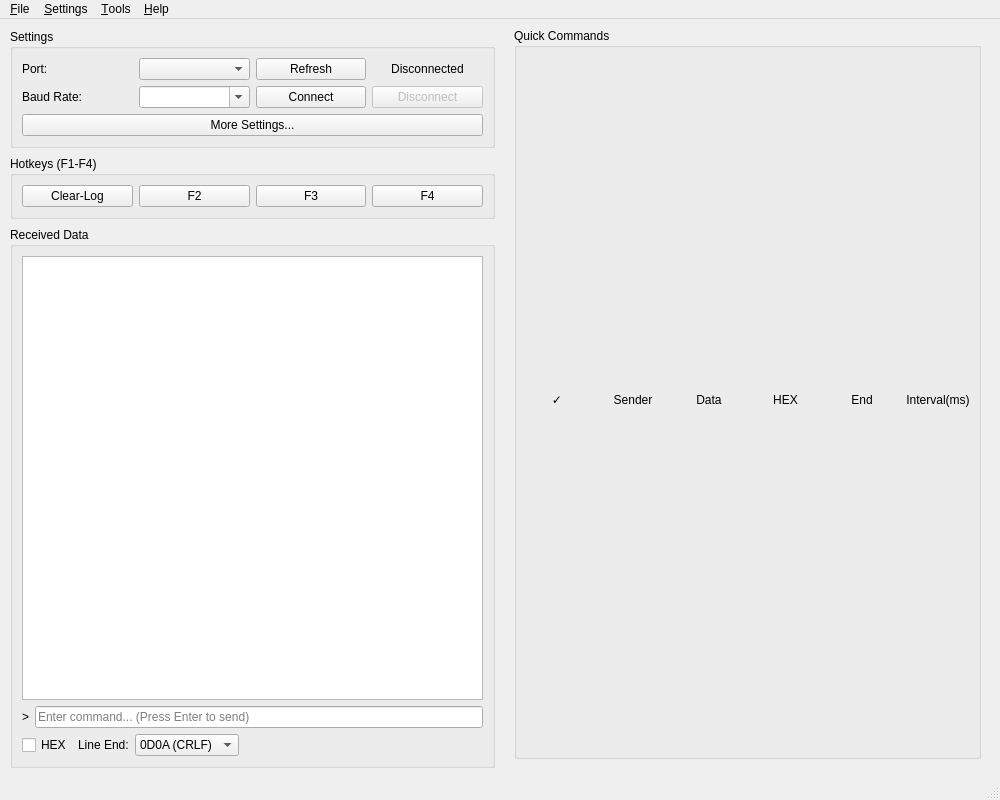
iFishin/SCOM-X, file ui/main_window.ui: the form before one commit.
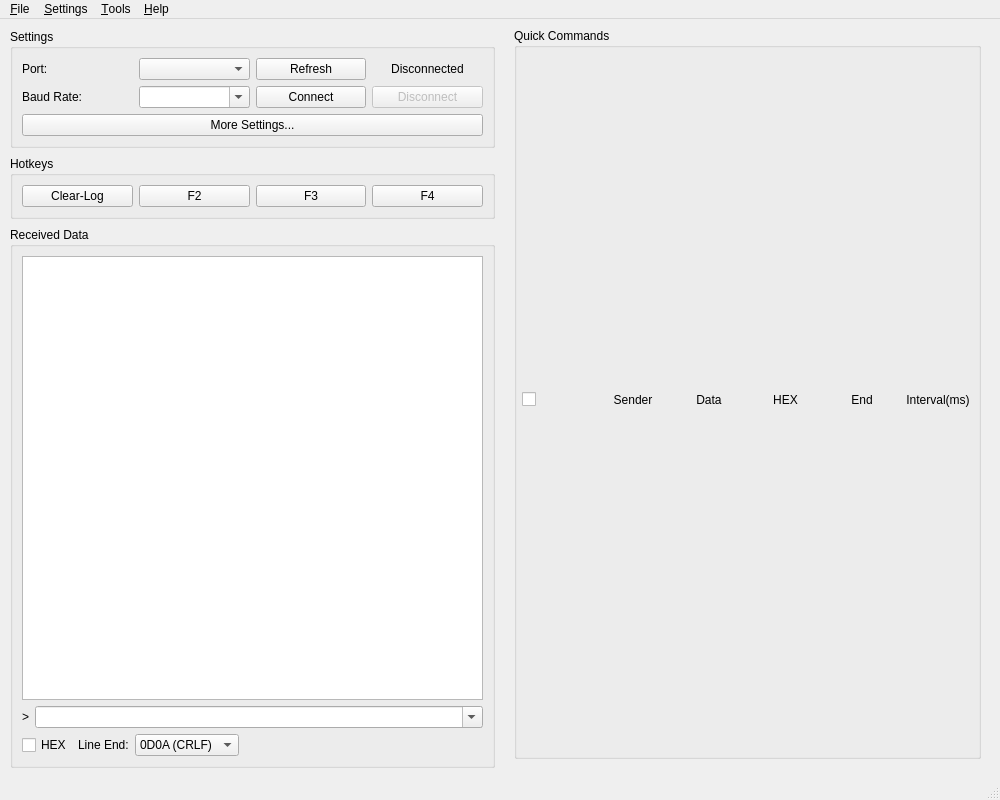
The form after the commit. Icons and pictures are not drawn.

What changed in the file:
```diff
--- a/ui/main_window.ui
+++ b/ui/main_window.ui
@@ -140,7 +140,7 @@
          </size>
         </property>
         <property name="title">
-         <string>Hotkeys (F1-F4)</string>
+         <string>Hotkeys</string>
         </property>
         <layout class="QGridLayout" name="hotkeysLayout">
          <item row="0" column="3">
@@ -209,15 +209,30 @@
           <layout class="QHBoxLayout" name="terminalInputLayout">
            <item>
             <widget class="QLabel" name="terminalPrompt">
+             <property name="sizePolicy">
+              <sizepolicy hsizetype="Fixed" vsizetype="Preferred">
+               <horstretch>0</horstretch>
+               <verstretch>0</verstretch>
+              </sizepolicy>
+             </property>
+             <property name="maximumWidth">
+              <number>24</number>
+             </property>
              <property name="text">
               <string>&gt;</string>
              </property>
+             <property name="alignment">
+              <set>Qt::AlignmentFlag::AlignCenter</set>
+             </property>
             </widget>
            </item>
            <item>
-            <widget class="QLineEdit" name="terminalInput">
-             <property name="placeholderText">
-              <string>Enter command... (Press Enter to send)</string>
+            <widget class="QComboBox" name="terminalInput">
+             <property name="editable">
+              <bool>true</bool>
+             </property>
+             <property name="insertPolicy">
+              <enum>QComboBox::InsertPolicy::InsertAtTop</enum>
              </property>
             </widget>
            </item>
@@ -337,12 +352,12 @@
               <number>5</number>
              </property>
              <item row="0" column="0">
-              <widget class="QLabel" name="headerCheck">
-               <property name="text">
-                <string>✓</string>
+              <widget class="QCheckBox" name="headerCheck">
+               <property name="objectName">
+                <string>commandRowCheckbox</string>
                </property>
-               <property name="alignment">
-                <set>Qt::AlignmentFlag::AlignCenter</set>
+               <property name="text">
+                <string></string>
                </property>
               </widget>
              </item>
```
